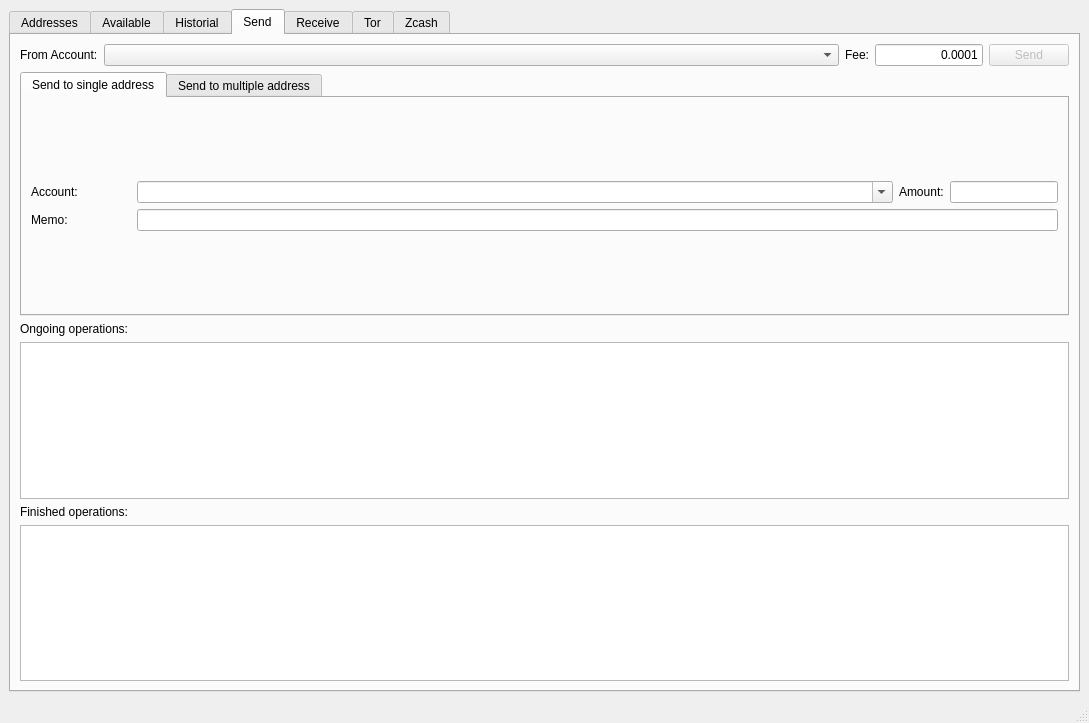
miguelmarco/pyzcto, file pyzcto.ui: the form before one commit.
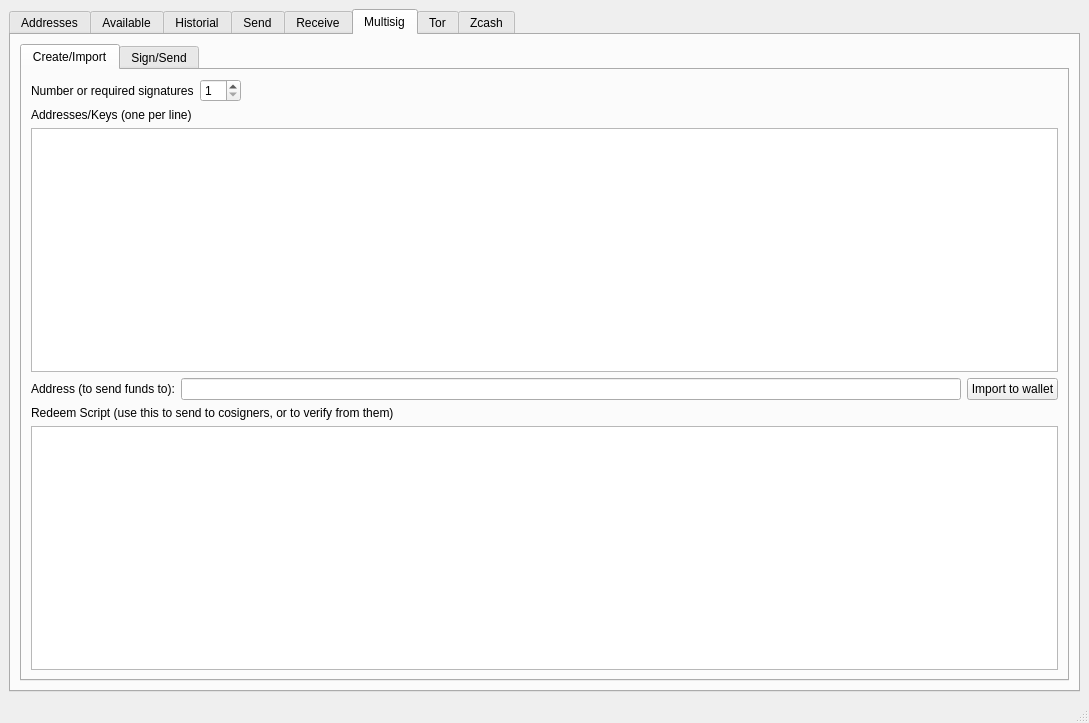
The form after the commit.

```diff
--- a/pyzcto.ui
+++ b/pyzcto.ui
@@ -24,7 +24,7 @@
        <enum>QTabWidget::Rounded</enum>
       </property>
       <property name="currentIndex">
-       <number>3</number>
+       <number>5</number>
       </property>
       <widget class="QWidget" name="tab_2">
        <attribute name="title">
@@ -720,6 +720,117 @@
         </item>
        </layout>
       </widget>
+      <widget class="QWidget" name="tab_3">
+       <attribute name="title">
+        <string>Multisig</string>
+       </attribute>
+       <layout class="QHBoxLayout" name="horizontalLayout_12">
+        <item>
+         <widget class="QTabWidget" name="tabWidget_2">
+          <property name="currentIndex">
+           <number>0</number>
+          </property>
+          <widget class="QWidget" name="tab_4">
+           <attribute name="title">
+            <string>Create/Import</string>
+           </attribute>
+           <layout class="QVBoxLayout" name="verticalLayout_22">
+            <item>
+             <layout class="QHBoxLayout" name="horizontalLayout_13">
+              <item>
+               <widget class="QLabel" name="label_16">
+                <property name="sizePolicy">
+                 <sizepolicy hsizetype="Preferred" vsizetype="Preferred">
+                  <horstretch>0</horstretch>
+                  <verstretch>0</verstretch>
+                 </sizepolicy>
+                </property>
+                <property name="text">
+                 <string>Number or required signatures</string>
+                </property>
+               </widget>
+              </item>
+              <item>
+               <widget class="QSpinBox" name="spinBox_multisign">
+                <property name="minimum">
+                 <number>1</number>
+                </property>
+                <property name="maximum">
+                 <number>10</number>
+                </property>
+               </widget>
+              </item>
+              <item>
+               <spacer name="horizontalSpacer_8">
+                <property name="orientation">
+                 <enum>Qt::Horizontal</enum>
+                </property>
+                <property name="sizeHint" stdset="0">
+                 <size>
+                  <width>40</width>
+                  <height>20</height>
+                 </size>
+                </property>
+               </spacer>
+              </item>
+             </layout>
+            </item>
+            <item>
+             <widget class="QLabel" name="label_18">
+              <property name="text">
+               <string>Addresses/Keys (one per line)</string>
+              </property>
+             </widget>
+            </item>
+            <item>
+             <widget class="QPlainTextEdit" name="plainTextEdit_multisigkeys"/>
+            </item>
+            <item>
+             <layout class="QHBoxLayout" name="horizontalLayout_14">
+              <item>
+               <widget class="QLabel" name="label_19">
+                <property name="text">
+                 <string>Address (to send funds to):</string>
+                </property>
+               </widget>
+              </item>
+              <item>
+               <widget class="QLineEdit" name="lineEdit_multisigaddress">
+                <property name="readOnly">
+                 <bool>true</bool>
+                </property>
+               </widget>
+              </item>
+              <item>
+               <widget class="QPushButton" name="pushButton_importmultisig">
+                <property name="text">
+                 <string>Import to wallet</string>
+                </property>
+               </widget>
+              </item>
+             </layout>
+            </item>
+            <item>
+             <widget class="QLabel" name="label_20">
+              <property name="text">
+               <string>Redeem Script (use this to send to cosigners, or to verify from them)</string>
+              </property>
+             </widget>
+            </item>
+            <item>
+             <widget class="QPlainTextEdit" name="plainTextEdit_spendscript"/>
+            </item>
+           </layout>
+          </widget>
+          <widget class="QWidget" name="tab_5">
+           <attribute name="title">
+            <string>Sign/Send</string>
+           </attribute>
+          </widget>
+         </widget>
+        </item>
+       </layout>
+      </widget>
       <widget class="QWidget" name="tab_tor">
        <attribute name="title">
         <string>Tor</string>
```
